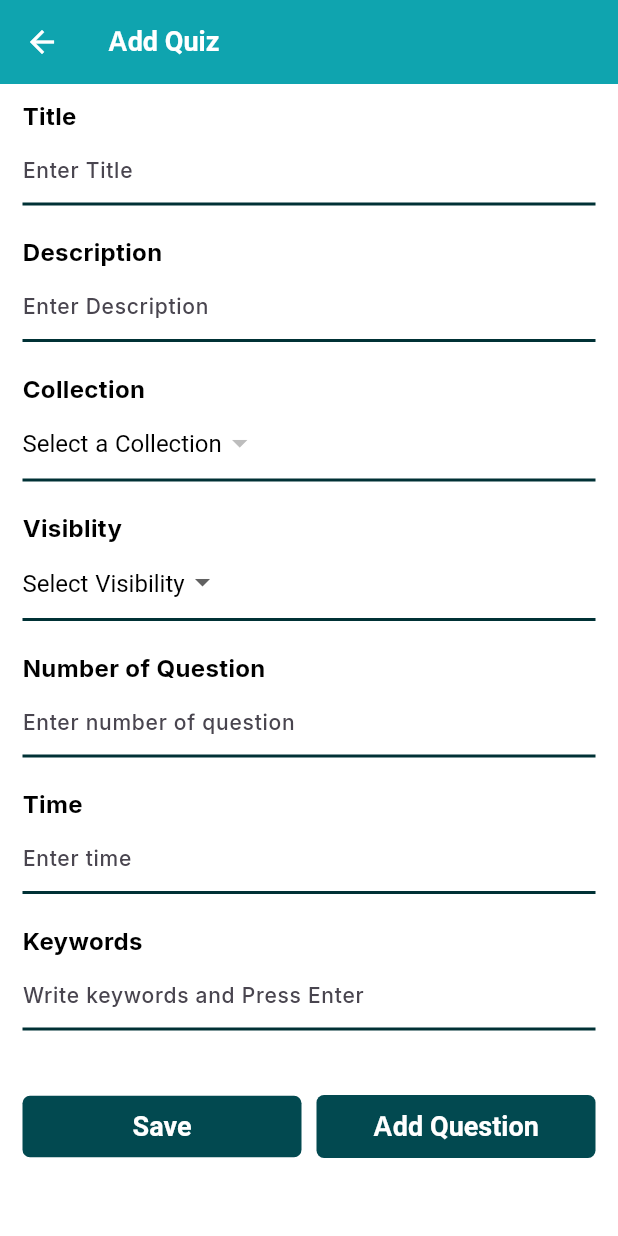
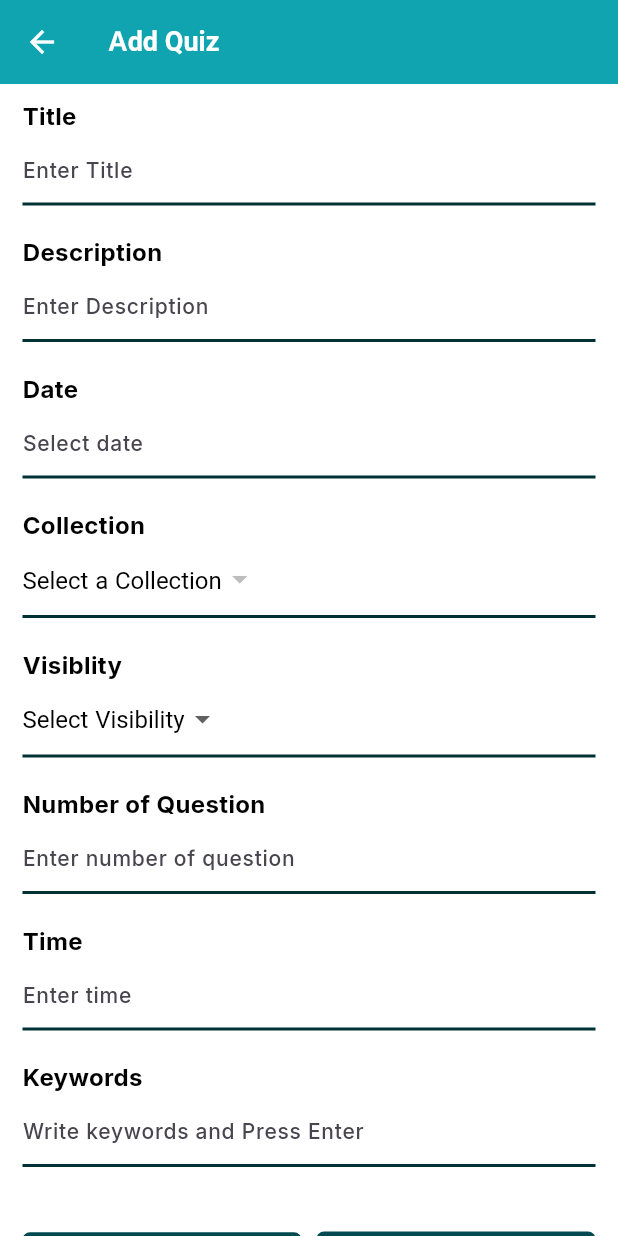
Before and after one commit to Shahabuddin1122/job-ostad, a Flutter app: the AddQuiz screen opened by its route, on a phone screen of 412 x 824 dp. Run offline on Flutter 3.47's test engine with Material 3 defaults, Android fonts, the phone set to English and light mode, and no system bars; our stand-ins replace dotted_border, file_picker, fl_chart, flutter_svg, google_fonts, shared_preferences; accounts and stored records are empty; network calls fail; project files that could hold a hidden picture were left out.

Commit message:
add date in the quiz

```diff
--- a/manager/lib/screens/add-quiz.dart
+++ b/manager/lib/screens/add-quiz.dart
@@ -21,6 +21,7 @@ class _AddQuizState extends State<AddQuiz> {
   final TextEditingController questionController = TextEditingController();
   final TextEditingController timeController = TextEditingController();
   final TextEditingController keywordsController = TextEditingController();
+  final TextEditingController dateController = TextEditingController();
   String quizId = '';
   int num_of_question = 0;
 
@@ -63,6 +64,7 @@ class _AddQuizState extends State<AddQuiz> {
       Map<String, dynamic> body = {
         "title": titleController.text,
         "description": descController.text,
+        "date": dateController.text,
         "visibility": selectVisiblityValue,
         "number_of_questions": questionController.text,
         "total_time": timeController.text,
@@ -133,6 +135,35 @@ class _AddQuizState extends State<AddQuiz> {
                 controller: descController,
                 decoration: InputDecoration(
                   hintText: "Enter Description",
+                  enabledBorder: UnderlineInputBorder(
+                    borderSide: BorderSide(color: PRIMARY_COLOR, width: 2),
+                  ),
+                  focusedBorder: UnderlineInputBorder(
+                    borderSide: BorderSide(color: PRIMARY_COLOR, width: 2),
+                  ),
+                ),
+              ),
+              SizedBox(height: 20),
+              Text(
+                "Date",
+                style: TextStyle(fontSize: 16, fontWeight: FontWeight.bold),
+              ),
+              TextField(
+                controller: dateController,
+                readOnly: true,
+                onTap: () async {
+                  final DateTime? picked = await showDatePicker(
+                    context: context,
+                    initialDate: DateTime.now(),
+                    firstDate: DateTime(2000),
+                    lastDate: DateTime(2100),
+                  );
+                  if (picked != null) {
+                    dateController.text = "${picked.toLocal()}".split(' ')[0];
+                  }
+                },
+                decoration: InputDecoration(
+                  hintText: "Select date",
                   enabledBorder: UnderlineInputBorder(
                     borderSide: BorderSide(color: PRIMARY_COLOR, width: 2),
                   ),
```
